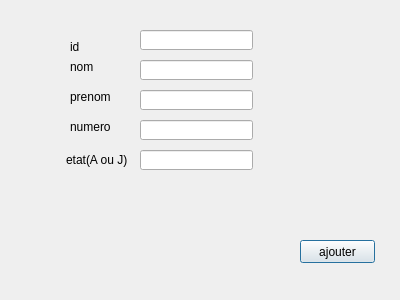
Qt form aa.ui (HediLengliz/Smart_Court_2A25) before a commit.
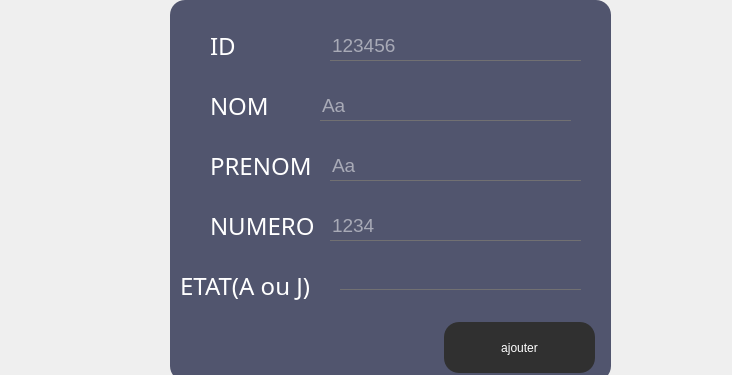
The same form after that commit. Icons and pictures are not drawn.

What changed in the file:
```diff
--- a/aa.ui
+++ b/aa.ui
@@ -6,140 +6,390 @@
    <rect>
     <x>0</x>
     <y>0</y>
-    <width>400</width>
-    <height>300</height>
+    <width>732</width>
+    <height>375</height>
    </rect>
   </property>
   <property name="windowTitle">
    <string>Dialog</string>
   </property>
-  <widget class="QLabel" name="label_2">
+  <property name="styleSheet">
+   <string notr="true">*{
+    background:url(C:/dhjdf.jpg) ;
+}</string>
+  </property>
+  <widget class="QFrame" name="add_employee">
    <property name="geometry">
     <rect>
-     <x>70</x>
-     <y>60</y>
-     <width>47</width>
-     <height>14</height>
+     <x>170</x>
+     <y>0</y>
+     <width>441</width>
+     <height>381</height>
     </rect>
    </property>
-   <property name="text">
-    <string>nom</string>
+   <property name="styleSheet">
+    <string notr="true">QFrame
+{
+	background:#51556e;
+    border-radius:15px;
+}</string>
    </property>
-  </widget>
-  <widget class="QLabel" name="label_3">
-   <property name="geometry">
-    <rect>
-     <x>70</x>
-     <y>90</y>
-     <width>47</width>
-     <height>14</height>
-    </rect>
+   <property name="frameShape">
+    <enum>QFrame::StyledPanel</enum>
    </property>
-   <property name="text">
-    <string>prenom</string>
+   <property name="frameShadow">
+    <enum>QFrame::Raised</enum>
    </property>
-  </widget>
-  <widget class="QLabel" name="label_4">
+   <widget class="QLabel" name="label_8">
    <property name="geometry">
     <rect>
-     <x>70</x>
-     <y>120</y>
-     <width>47</width>
-     <height>14</height>
+      <x>380</x>
+      <y>450</y>
+      <width>231</width>
+      <height>171</height>
     </rect>
    </property>
    <property name="text">
-    <string>numero</string>
-   </property>
-  </widget>
-  <widget class="QLabel" name="label_5">
-   <property name="geometry">
-    <rect>
-     <x>66</x>
-     <y>150</y>
-     <width>61</width>
-     <height>20</height>
-    </rect>
-   </property>
-   <property name="text">
-    <string>etat(A ou J)</string>
-   </property>
-  </widget>
-  <widget class="QLineEdit" name="le_id">
+     <string/>
+    </property>
+    <property name="pixmap">
+     <pixmap>D:/QTprojet/smart court.png</pixmap>
+    </property>
+    <property name="scaledContents">
+     <bool>true</bool>
+    </property>
+   </widget>
+   <widget class="QLineEdit" name="le_id1">
    <property name="geometry">
     <rect>
-     <x>140</x>
+      <x>160</x>
      <y>30</y>
-     <width>113</width>
-     <height>20</height>
-    </rect>
-   </property>
-  </widget>
-  <widget class="QLineEdit" name="le_nom">
+      <width>251</width>
+      <height>31</height>
+     </rect>
+    </property>
+    <property name="font">
+     <font>
+      <pointsize>14</pointsize>
+     </font>
+    </property>
+    <property name="acceptDrops">
+     <bool>true</bool>
+    </property>
+    <property name="styleSheet">
+     <string notr="true">*{
+background:transparent;
+border:none;
+color:white;
+border-bottom:1px solid #717072;
+}</string>
+    </property>
+    <property name="inputMask">
+     <string/>
+    </property>
+    <property name="text">
+     <string/>
+    </property>
+    <property name="maxLength">
+     <number>32767</number>
+    </property>
+    <property name="echoMode">
+     <enum>QLineEdit::Normal</enum>
+    </property>
+    <property name="placeholderText">
+     <string>123456</string>
+    </property>
+   </widget>
+   <widget class="QLabel" name="label_7">
    <property name="geometry">
     <rect>
-     <x>140</x>
-     <y>60</y>
-     <width>113</width>
-     <height>20</height>
-    </rect>
-   </property>
-  </widget>
-  <widget class="QLineEdit" name="le_prenom">
+      <x>40</x>
+      <y>20</y>
+      <width>51</width>
+      <height>51</height>
+     </rect>
+    </property>
+    <property name="styleSheet">
+     <string notr="true">*{
+    font-family:century gothic;
+    font-size:24px;
+	color:white;
+}
+
+</string>
+    </property>
+    <property name="text">
+     <string>ID</string>
+    </property>
+   </widget>
+   <widget class="QLabel" name="label_9">
    <property name="geometry">
     <rect>
-     <x>140</x>
-     <y>90</y>
-     <width>113</width>
-     <height>20</height>
-    </rect>
-   </property>
-  </widget>
-  <widget class="QLineEdit" name="le_numero">
+      <x>40</x>
+      <y>80</y>
+      <width>111</width>
+      <height>51</height>
+     </rect>
+    </property>
+    <property name="styleSheet">
+     <string notr="true">*{
+    font-family:century gothic;
+    font-size:24px;
+	color:white;
+}
+
+</string>
+    </property>
+    <property name="text">
+     <string>NOM</string>
+    </property>
+   </widget>
+   <widget class="QLineEdit" name="le_numero1">
    <property name="geometry">
     <rect>
-     <x>140</x>
-     <y>120</y>
-     <width>113</width>
-     <height>20</height>
-    </rect>
-   </property>
-  </widget>
-  <widget class="QLineEdit" name="le_etat">
+      <x>160</x>
+      <y>210</y>
+      <width>251</width>
+      <height>31</height>
+     </rect>
+    </property>
+    <property name="font">
+     <font>
+      <pointsize>14</pointsize>
+     </font>
+    </property>
+    <property name="acceptDrops">
+     <bool>true</bool>
+    </property>
+    <property name="styleSheet">
+     <string notr="true">*{
+background:transparent;
+border:none;
+color:white;
+border-bottom:1px solid #717072;
+}</string>
+    </property>
+    <property name="inputMask">
+     <string/>
+    </property>
+    <property name="text">
+     <string/>
+    </property>
+    <property name="maxLength">
+     <number>32767</number>
+    </property>
+    <property name="echoMode">
+     <enum>QLineEdit::Normal</enum>
+    </property>
+    <property name="placeholderText">
+     <string>1234</string>
+    </property>
+   </widget>
+   <widget class="QLabel" name="le_prenom">
    <property name="geometry">
     <rect>
-     <x>140</x>
+      <x>40</x>
+      <y>140</y>
+      <width>111</width>
+      <height>51</height>
+     </rect>
+    </property>
+    <property name="styleSheet">
+     <string notr="true">*{
+    font-family:century gothic;
+    font-size:24px;
+	color:white;
+}
+
+</string>
+    </property>
+    <property name="text">
+     <string>PRENOM</string>
+    </property>
+   </widget>
+   <widget class="QLineEdit" name="le_prenom1">
+    <property name="geometry">
+     <rect>
+      <x>160</x>
      <y>150</y>
-     <width>113</width>
-     <height>20</height>
-    </rect>
-   </property>
-  </widget>
-  <widget class="QLabel" name="label">
+      <width>251</width>
+      <height>31</height>
+     </rect>
+    </property>
+    <property name="font">
+     <font>
+      <pointsize>14</pointsize>
+     </font>
+    </property>
+    <property name="acceptDrops">
+     <bool>true</bool>
+    </property>
+    <property name="styleSheet">
+     <string notr="true">*{
+background:transparent;
+border:none;
+color:white;
+border-bottom:1px solid #717072;
+}</string>
+    </property>
+    <property name="inputMask">
+     <string/>
+    </property>
+    <property name="text">
+     <string/>
+    </property>
+    <property name="maxLength">
+     <number>32767</number>
+    </property>
+    <property name="echoMode">
+     <enum>QLineEdit::Normal</enum>
+    </property>
+    <property name="placeholderText">
+     <string>Aa</string>
+    </property>
+   </widget>
+   <widget class="QLabel" name="le_numero">
    <property name="geometry">
     <rect>
-     <x>70</x>
-     <y>40</y>
-     <width>47</width>
-     <height>14</height>
-    </rect>
-   </property>
+      <x>40</x>
+      <y>200</y>
+      <width>111</width>
+      <height>51</height>
+     </rect>
+    </property>
+    <property name="styleSheet">
+     <string notr="true">*{
+    font-family:century gothic;
+    font-size:24px;
+	color:white;
+}
+
+</string>
+    </property>
    <property name="text">
-    <string>id</string>
+     <string>NUMERO</string>
+    </property>
+   </widget>
+   <widget class="QLineEdit" name="le_nom1">
+    <property name="geometry">
+     <rect>
+      <x>150</x>
+      <y>90</y>
+      <width>251</width>
+      <height>31</height>
+     </rect>
+    </property>
+    <property name="font">
+     <font>
+      <pointsize>14</pointsize>
+     </font>
+    </property>
+    <property name="acceptDrops">
+     <bool>true</bool>
+    </property>
+    <property name="styleSheet">
+     <string notr="true">*{
+background:transparent;
+border:none;
+color:white;
+border-bottom:1px solid #717072;
+}</string>
+    </property>
+    <property name="inputMask">
+     <string/>
+    </property>
+    <property name="text">
+     <string/>
+    </property>
+    <property name="maxLength">
+     <number>32767</number>
+    </property>
+    <property name="echoMode">
+     <enum>QLineEdit::Normal</enum>
+    </property>
+    <property name="placeholderText">
+     <string>Aa</string>
+    </property>
+   </widget>
+   <widget class="QLabel" name="le_etat">
+    <property name="geometry">
+     <rect>
+      <x>10</x>
+      <y>260</y>
+      <width>141</width>
+      <height>51</height>
+     </rect>
+    </property>
+    <property name="styleSheet">
+     <string notr="true">*{
+    font-family:century gothic;
+    font-size:24px;
+	color:white;
+}
+
+</string>
+    </property>
+    <property name="text">
+     <string>ETAT(A ou J)</string>
    </property>
   </widget>
   <widget class="QPushButton" name="pb_ajouter">
    <property name="geometry">
     <rect>
-     <x>300</x>
-     <y>240</y>
-     <width>75</width>
-     <height>23</height>
-    </rect>
-   </property>
+      <x>274</x>
+      <y>322</y>
+      <width>151</width>
+      <height>51</height>
+     </rect>
+    </property>
+    <property name="styleSheet">
+     <string notr="true">*{
+color:white;
+border-radius: 15px;
+background:#303030;
+}
+
+*:hover
+{
+	color:#303030;
+	border-radius:15px;
+	background:white
+}</string>
+    </property>
    <property name="text">
     <string>ajouter</string>
    </property>
+   </widget>
+   <widget class="QLineEdit" name="le_etat1">
+    <property name="geometry">
+     <rect>
+      <x>170</x>
+      <y>270</y>
+      <width>241</width>
+      <height>20</height>
+     </rect>
+    </property>
+    <property name="styleSheet">
+     <string notr="true">*{
+background:transparent;
+border:none;
+color:white;
+border-bottom:1px solid #717072;
+}</string>
+    </property>
+   </widget>
+   <zorder>label_8</zorder>
+   <zorder>label_7</zorder>
+   <zorder>label_9</zorder>
+   <zorder>le_id1</zorder>
+   <zorder>le_numero1</zorder>
+   <zorder>le_prenom</zorder>
+   <zorder>le_prenom1</zorder>
+   <zorder>le_numero</zorder>
+   <zorder>le_nom1</zorder>
+   <zorder>le_etat</zorder>
+   <zorder>pb_ajouter</zorder>
+   <zorder>le_etat1</zorder>
   </widget>
  </widget>
  <resources/>
```
Lines whose indentation alone changed are shown as unchanged.
